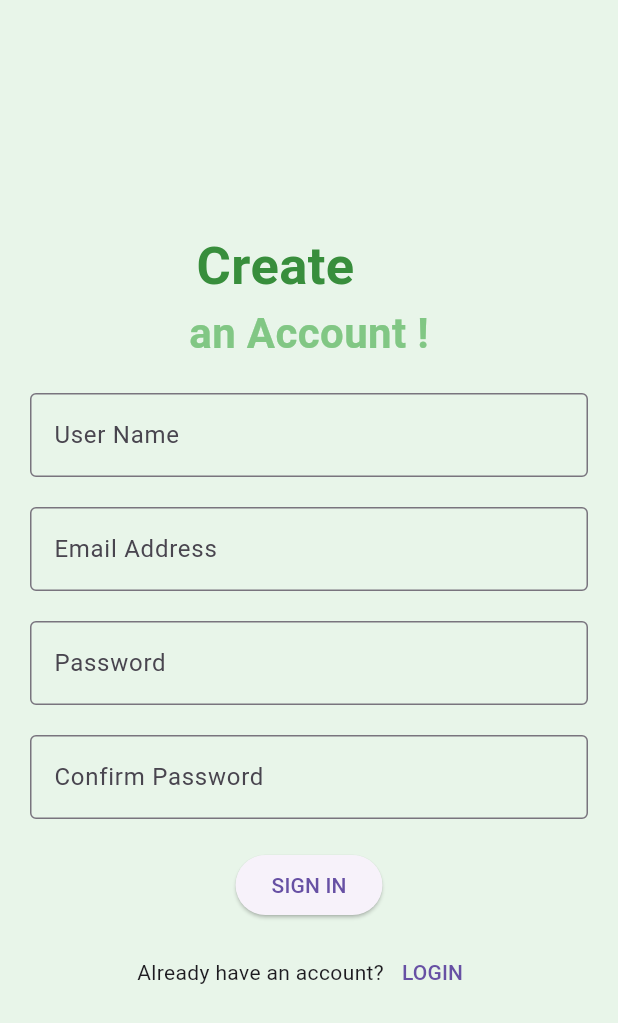
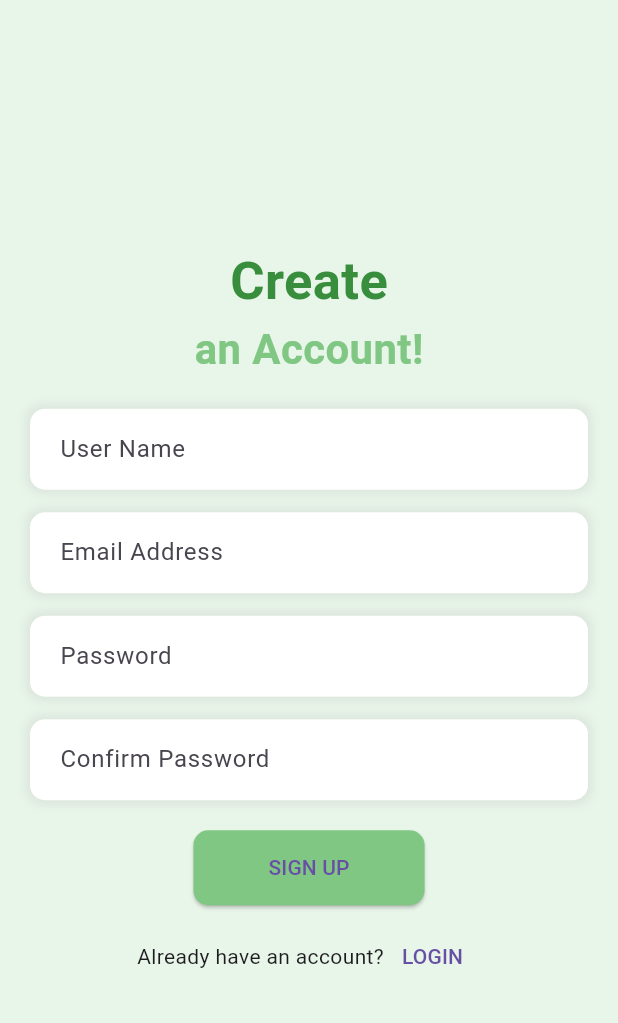
Before and after one commit to saarujan-ui/flutter_project, a Flutter app: the signup_screen screen opened directly, on a phone screen of 412 x 824 dp. Shown: the top 1023 px of the screen. Run offline on Flutter 3.47's test engine with Material 3 defaults, Android fonts, the phone set to English and light mode, and no system bars.

Commit message:
edit the signup screen boxes

```diff
--- a/frontend/lib/signup_screen.dart
+++ b/frontend/lib/signup_screen.dart
@@ -1,8 +1,7 @@
 import 'package:flutter/material.dart';
 import 'MyHomePage.dart';
 import 'login_screen.dart';
-
-import 'models/user.dart';    // Import the User model
+import 'models/user.dart';
 
 class signup_screen extends StatelessWidget {
   final TextEditingController _nameController = TextEditingController();
@@ -11,7 +10,6 @@ class signup_screen extends StatelessWidget {
   final TextEditingController _confirmPasswordController = TextEditingController();
 
   void _signup(BuildContext context) {
-    // Simulate a successful signup
     final user = User(
       name: _nameController.text,
       email: _emailController.text,
@@ -32,12 +30,11 @@ class signup_screen extends StatelessWidget {
       backgroundColor: Colors.green.shade50,
       body: Padding(
         padding: const EdgeInsets.all(20.0),
-
         child: Column(
           mainAxisAlignment: MainAxisAlignment.center,
           children: [
             Text(
-              'Create     ',
+              'Create',
               style: TextStyle(
                 fontSize: 35,
                 fontWeight: FontWeight.bold,
@@ -45,55 +42,37 @@ class signup_screen extends StatelessWidget {
               ),
             ),
             Text(
-
-              'an Account !',
+              'an Account!',
               style: TextStyle(
-
                 fontSize: 28,
                 fontWeight: FontWeight.bold,
                 color: Colors.green.shade300,
               ),
             ),
             SizedBox(height: 20),
-            TextField(
-              controller: _nameController,
-              decoration: InputDecoration(
-                labelText: 'User Name',
-                border: OutlineInputBorder(),
+
+            _buildTextField(_nameController, "User Name"),
+            SizedBox(height: 15),
+            _buildTextField(_emailController, "Email Address"),
+            SizedBox(height: 15),
+            _buildTextField(_passwordController, "Password", obscureText: true),
+            SizedBox(height: 15),
+            _buildTextField(_confirmPasswordController, "Confirm Password", obscureText: true),
+            SizedBox(height: 20),
+
+            ElevatedButton(
+              onPressed: () => _signup(context),
+              child: Text('SIGN UP'),
+              style: ElevatedButton.styleFrom(
+                backgroundColor: Colors.green.shade300,
+                padding: EdgeInsets.symmetric(horizontal: 50, vertical: 15),
+                shape: RoundedRectangleBorder(
+                  borderRadius: BorderRadius.circular(10),
+                ),
               ),
             ),
-            SizedBox(height: 20),
-            TextField(
-              controller: _emailController,
-              decoration: InputDecoration(
-                labelText: 'Email Address',
-                border: OutlineInputBorder(),
-              ),
-            ),
-            SizedBox(height: 20),
-            TextField(
-              controller: _passwordController,
-              obscureText: true,
-              decoration: InputDecoration(
-                labelText: 'Password',
-                border: OutlineInputBorder(),
-              ),
-            ),
-            SizedBox(height: 20),
-            TextField(
-              controller: _confirmPasswordController,
-              obscureText: true,
-              decoration: InputDecoration(
-                labelText: 'Confirm Password',
-                border: OutlineInputBorder(),
-              ),
-            ),
-            SizedBox(height: 20),
-            ElevatedButton(
-              onPressed: () => _signup(context),
-              child: Text('SIGN IN'),
-            ),
             SizedBox(height: 10),
+
             Row(
               mainAxisAlignment: MainAxisAlignment.center,
               children: [
@@ -114,4 +93,29 @@ class signup_screen extends StatelessWidget {
       ),
     );
   }
+
+  Widget _buildTextField(TextEditingController controller, String hintText, {bool obscureText = false}) {
+    return Container(
+      decoration: BoxDecoration(
+        color: Colors.white,
+        borderRadius: BorderRadius.circular(10),
+        boxShadow: [
+          BoxShadow(
+            color: Colors.grey.withOpacity(0.2),
+            spreadRadius: 2,
+            blurRadius: 5,
+          ),
+        ],
+      ),
+      child: TextField(
+        controller: controller,
+        obscureText: obscureText,
+        decoration: InputDecoration(
+          hintText: hintText,
+          border: InputBorder.none,
+          contentPadding: EdgeInsets.symmetric(horizontal: 20, vertical: 15),
+        ),
+      ),
+    );
+  }
 }
```
